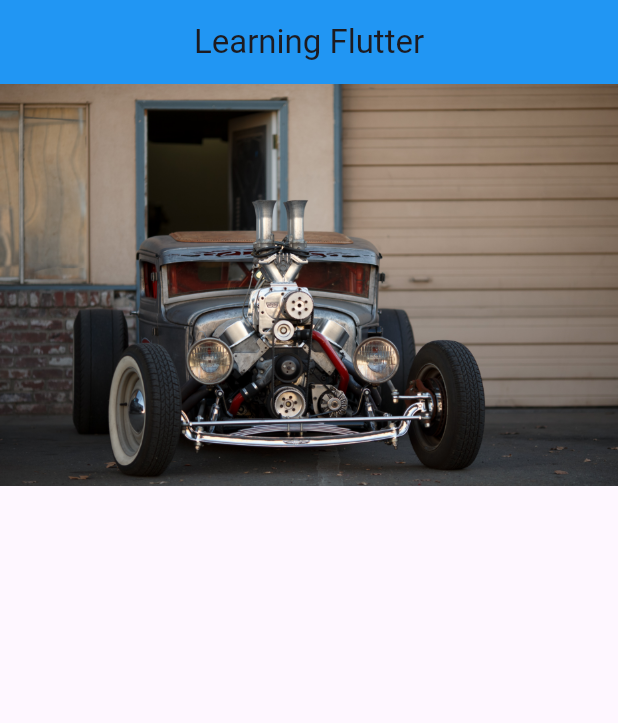
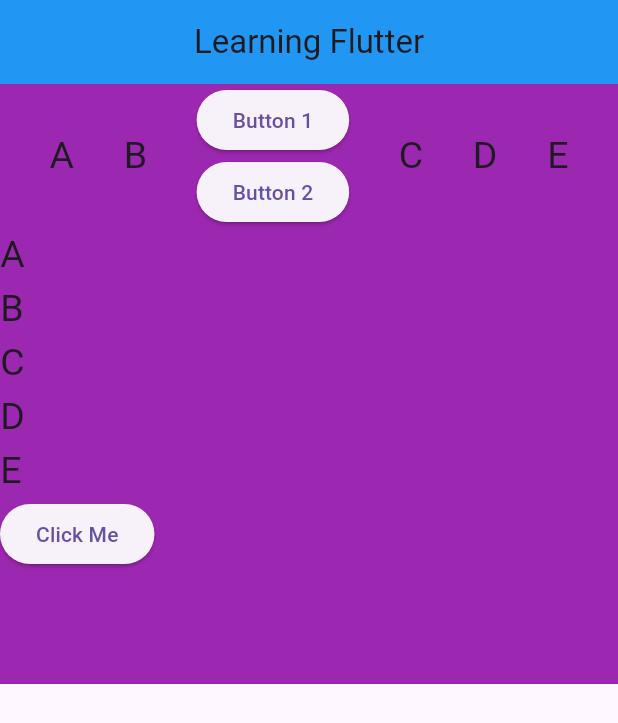
Before and after one commit to UmarTanwar3527/Learning_Flutter, a Flutter app: the screen it shows after launch, on a phone screen of 412 x 824 dp. Shown: the top 723 px of the screen. Run offline on Flutter 3.47's test engine with Material 3 defaults, Android fonts, the phone set to English and light mode, and no system bars.

Commit message:
Understainding Row and Colomn Alignment

```diff
--- a/lib/main.dart
+++ b/lib/main.dart
@@ -107,7 +107,7 @@ class _MyHomePageState extends State<MyHomePage> {
         //   ),
 
         // Understainding How to ADD Images
-        body: Image.asset('assets/images/car.png'),
+        // body: Image.asset('assets/images/car.png'),
         // body: Center(
         //   child: SizedBox(
         //     width: 100,
@@ -116,9 +116,66 @@ class _MyHomePageState extends State<MyHomePage> {
         //   )
         // )
 
-
-
-
-        );
+        // Understainding what are rows and coloumns
+        body: Container(
+            color: Colors.purple,
+            height: 400,
+            child: Column(
+              mainAxisAlignment: MainAxisAlignment.start,
+              crossAxisAlignment: CrossAxisAlignment.start,
+              children: [
+                Row(
+                  mainAxisAlignment: MainAxisAlignment.spaceEvenly,
+                  // crossAxisAlignment: CrossAxisAlignment.center,
+                  children: [
+                    Text(
+                      'A',
+                      style: TextStyle(fontSize: 25),
+                    ),
+                    Text(
+                      'B',
+                      style: TextStyle(fontSize: 25),
+                    ),
+                    Column(children: [
+                      ElevatedButton(onPressed: () {}, child: Text("Button 1")),
+                      ElevatedButton(onPressed: () {}, child: Text("Button 2"))
+                    ]),
+                    Text(
+                      'C',
+                      style: TextStyle(fontSize: 25),
+                    ),
+                    Text(
+                      'D',
+                      style: TextStyle(fontSize: 25),
+                    ),
+                    Text(
+                      'E',
+                      style: TextStyle(fontSize: 25),
+                    ),
+                  ],
+                ),
+                Text(
+                  'A',
+                  style: TextStyle(fontSize: 25),
+                ),
+                Text(
+                  'B',
+                  style: TextStyle(fontSize: 25),
+                ),
+                Text(
+                  'C',
+                  style: TextStyle(fontSize: 25),
+                ),
+                Text(
+                  'D',
+                  style: TextStyle(fontSize: 25),
+                ),
+                Text(
+                  'E',
+                  style: TextStyle(fontSize: 25),
+                ),
+                ElevatedButton(onPressed: () {}, child: Text("Click Me"))
+              ],
+            )));
   }
 }
```
